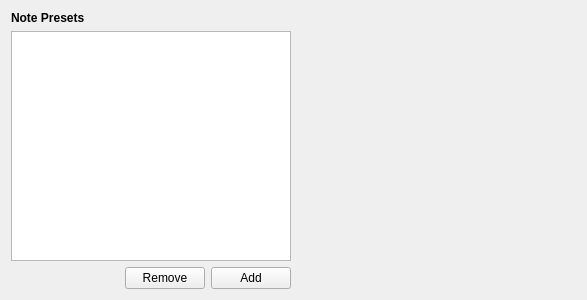
Before: the Qt Designer form designer/config_note_creation_tab.ui in ll-in-anki/find-missing-words, drawn with Qt 5.
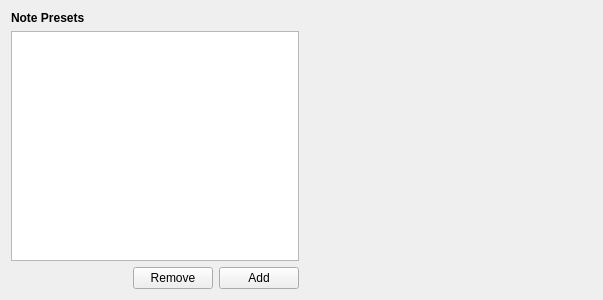
After: the same form once the commit is applied.

```diff
--- a/designer/config_note_creation_tab.ui
+++ b/designer/config_note_creation_tab.ui
@@ -6,7 +6,7 @@
    <rect>
     <x>0</x>
     <y>0</y>
-    <width>587</width>
+    <width>603</width>
     <height>300</height>
    </rect>
   </property>
```
